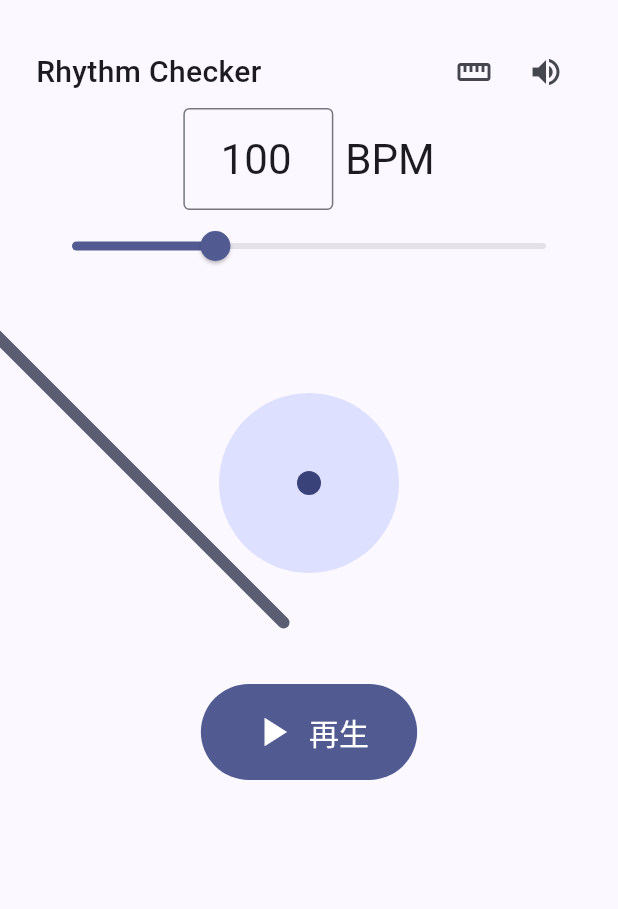
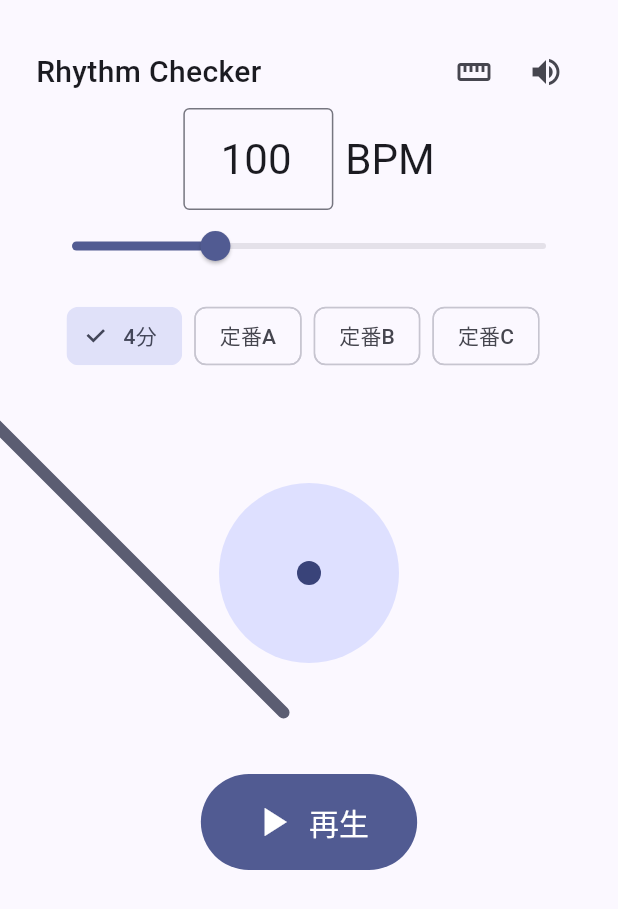
Before and after one commit to pek0hara/Rhythm-Trainer, a Flutter app: the screen it shows after launch, on a phone screen of 412 x 824 dp. Shown: the top 909 px of the screen. Run offline on Flutter 3.47's test engine with Material 3 defaults, Android fonts, the phone set to English and light mode, and no system bars.

Commit message:
feat: add rhythm pattern presets with visualizer
- RhythmPattern model + 4 presets (4分, 定番A/B/C)
- ChoiceChip row between slider and circle for pattern selection
- PatternVisualizer strip highlights current tap position during playback
- Measurement uses pattern interval as expectedMs; deviation stays in BPM+ms

Co-Authored-By: Claude Sonnet 4.6 <noreply@anthropic.com>

```diff
--- a/lib/main.dart
+++ b/lib/main.dart
@@ -7,6 +7,26 @@ import 'package:flutter/material.dart';
 import 'package:flutter/services.dart';
 
 enum VisualMode { metronome, wave, flash }
+
+class RhythmPattern {
+  const RhythmPattern({
+    required this.id,
+    required this.name,
+    required this.intervals,
+    this.isPreset = false,
+  });
+  final String id;
+  final String name;
+  final List<double> intervals; // 拍単位。合計 = 1小節
+  final bool isPreset;
+}
+
+const List<RhythmPattern> kRhythmPresets = <RhythmPattern>[
+  RhythmPattern(id: 'quarter', name: '4分', intervals: <double>[1, 1, 1, 1], isPreset: true),
+  RhythmPattern(id: 'preset_a', name: '定番A', intervals: <double>[1, 0.5, 0.5, 0.5, 0.5, 1], isPreset: true),
+  RhythmPattern(id: 'preset_b', name: '定番B', intervals: <double>[1, 0.5, 0.5, 0.5, 0.5, 0.5, 0.5], isPreset: true),
+  RhythmPattern(id: 'preset_c', name: '定番C', intervals: <double>[1, 0.5, 1, 0.5, 0.5, 0.5], isPreset: true),
+];
 
 void main() {
   runApp(const MetronomeApp());
@@ -61,6 +81,9 @@ class _MetronomePageState extends State<MetronomePage>
   final List<DateTime> _rippleStartTimes = [];
 
   static const int _warmupMeasurements = 0;
+
+  RhythmPattern _selectedPattern = kRhythmPresets.first;
+  final ValueNotifier<int> _patternIndexNotifier = ValueNotifier<int>(0);
 
   int _tapCount = 0;
   DateTime? _lastTapTime;
@@ -173,6 +196,7 @@ class _MetronomePageState extends State<MetronomePage>
 
   void _start() {
     _deviationState.value = (isWarmingUp: false, deviation: null, deviationMs: null);
+    _patternIndexNotifier.value = 0;
     setState(() {
       _isPlaying = true;
       _tapCount = 0;
@@ -204,6 +228,7 @@ class _MetronomePageState extends State<MetronomePage>
     setState(() => _isPlaying = false);
     _flashController?.stop();
     _rippleStartTimes.clear();
+    _patternIndexNotifier.value = 0;
     _needleController
       ..stop()
       ..reset();
@@ -217,12 +242,16 @@ class _MetronomePageState extends State<MetronomePage>
       // 初回タップ: メトロノーム同期 + 基準時刻記録 + 即座に測定中表示
       _restartMetronome();
       _lastTapTime = now;
+      _patternIndexNotifier.value = 0;
       _deviationState.value = (isWarmingUp: true, deviation: null, deviationMs: null);
     } else if (_lastTapTime != null) {
       final int intervalMs = now.difference(_lastTapTime!).inMilliseconds;
+      final int pi = _patternIndexNotifier.value;
+      final int expectedMs =
+          (_selectedPattern.intervals[pi] * _beatDuration.inMilliseconds).round();
       final double tappedBpm = 60000.0 / intervalMs;
-      final double deviation = tappedBpm - _bpm;
-      final int deviationMs = intervalMs - _beatDuration.inMilliseconds;
+      final double deviation = tappedBpm - (60000.0 / expectedMs);
+      final int deviationMs = intervalMs - expectedMs;
       final int measurementIndex = _tapCount - 1;
       if (measurementIndex >= _warmupMeasurements) {
         _tapDeviationLog.add((bpm: deviation, ms: deviationMs));
@@ -232,6 +261,8 @@ class _MetronomePageState extends State<MetronomePage>
           deviationMs: deviationMs,
         );
       }
+      _patternIndexNotifier.value =
+          (pi + 1) % _selectedPattern.intervals.length;
       _lastTapTime = now;
     }
     _tapCount++;
@@ -400,6 +431,7 @@ class _MetronomePageState extends State<MetronomePage>
     _rippleDriverController.dispose();
     _bpmTextController.dispose();
     _deviationState.dispose();
+    _patternIndexNotifier.dispose();
     super.dispose();
   }
 
@@ -493,6 +525,45 @@ class _MetronomePageState extends State<MetronomePage>
                           });
                         },
                 ),
+                const SizedBox(height: 12),
+                SingleChildScrollView(
+                  scrollDirection: Axis.horizontal,
+                  child: Row(
+                    children: kRhythmPresets.map((RhythmPattern p) {
+                      return Padding(
+                        padding: const EdgeInsets.only(right: 8),
+                        child: ChoiceChip(
+                          label: Text(p.name),
+                          selected: _selectedPattern.id == p.id,
+                          onSelected: _isPlaying
+                              ? null
+                              : (bool selected) {
+                                  if (selected) {
+                                    setState(() {
+                                      _selectedPattern = p;
+                                      _patternIndexNotifier.value = 0;
+                                    });
+                                  }
+                                },
+                        ),
+                      );
+                    }).toList(),
+                  ),
+                ),
+                if (_selectedPattern.id != 'quarter')
+                  Padding(
+                    padding: const EdgeInsets.only(top: 12),
+                    child: ValueListenableBuilder<int>(
+                      valueListenable: _patternIndexNotifier,
+                      builder: (BuildContext context, int index, _) {
+                        return _PatternVisualizer(
+                          intervals: _selectedPattern.intervals,
+                          currentIndex: index,
+                          isPlaying: _isPlaying,
+                        );
+                      },
+                    ),
+                  ),
                 const SizedBox(height: 24),
                 SizedBox(
                   width: 220,
@@ -667,6 +738,41 @@ class _MetronomePageState extends State<MetronomePage>
   }
 }
 
+class _PatternVisualizer extends StatelessWidget {
+  const _PatternVisualizer({
+    required this.intervals,
+    required this.currentIndex,
+    required this.isPlaying,
+  });
+
+  final List<double> intervals;
+  final int currentIndex;
+  final bool isPlaying;
+
+  @override
+  Widget build(BuildContext context) {
+    final ColorScheme cs = Theme.of(context).colorScheme;
+    return SizedBox(
+      height: 32,
+      child: Row(
+        children: List<Widget>.generate(intervals.length, (int i) {
+          final bool isCurrent = isPlaying && i == currentIndex;
+          return Expanded(
+            flex: (intervals[i] * 100).round(),
+            child: Container(
+              margin: const EdgeInsets.symmetric(horizontal: 2),
+              decoration: BoxDecoration(
+                color: isCurrent ? cs.primary : cs.surfaceContainerHighest,
+                borderRadius: BorderRadius.circular(4),
+              ),
+            ),
+          );
+        }),
+      ),
+    );
+  }
+}
+
 class _StatChip extends StatelessWidget {
   const _StatChip({
     required this.label,
```
